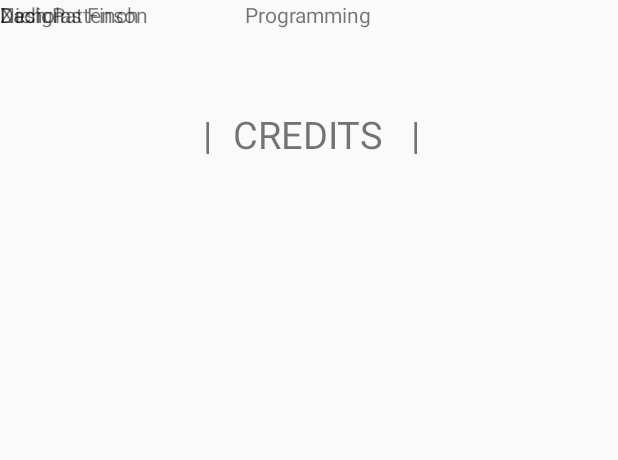
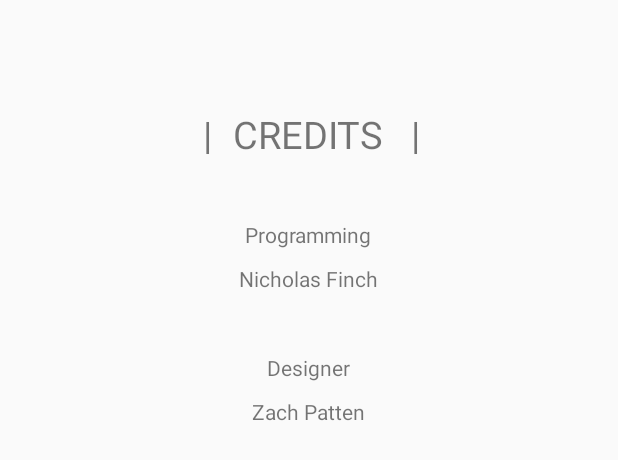
Before and after one commit to tisaconundrum2/AnagramGame, an Android app: the layout credits.xml on its own in the app's theme, with its tools: preview values and no code run, on a phone screen of 412 x 824 dp. Shown: the top 460 px of the screen. Run offline under Robolectric (Android 15) with nearby library versions, the phone set to English and light mode, and no system bars.

Commit message:
modified:   app/src/main/res/layout/credits.xml 	Fixed the credits, everything is correctly spaced and named

```diff
--- a/app/src/main/res/layout/credits.xml
+++ b/app/src/main/res/layout/credits.xml
@@ -35,29 +35,48 @@
         android:text="@string/title_anagram_left"
         android:textSize="25sp" />
 
+
     <TextView
         android:text="Programming"
         android:layout_width="wrap_content"
         android:layout_height="wrap_content"
-        android:id="@+id/textView1"
+        android:id="@+id/Programming"
         android:layout_centerHorizontal="true"
+        android:layout_marginTop="40dp"
+        android:layout_below="@+id/title_credits"
         />
-
     <TextView
         android:text="Nicholas Finch"
         android:layout_width="wrap_content"
         android:layout_height="wrap_content"
-        android:id="@+id/textView2" />
-
+        android:id="@+id/programmer_name"
+        android:layout_centerHorizontal="true"
+        android:layout_marginTop="10dp"
+        android:layout_below="@+id/Programming"
+        />
     <TextView
-        android:text="Design"
+        android:text="Designer"
         android:layout_width="wrap_content"
         android:layout_height="wrap_content"
-        android:id="@+id/textView3" />
-
+        android:id="@+id/Designer"
+        android:layout_centerHorizontal="true"
+        android:layout_marginTop="40dp"
+        android:layout_below="@+id/programmer_name"
+        />
     <TextView
-        android:text="Zach Pattenson"
+        android:text="Zach Patten"
         android:layout_width="wrap_content"
         android:layout_height="wrap_content"
-        android:id="@+id/textView4" />
+        android:id="@+id/designer_name"
+        android:layout_centerHorizontal="true"
+        android:layout_marginTop="10dp"
+        android:layout_below="@+id/Designer"
+        />
+
+
+
+
+
+
+
 </RelativeLayout>
```
